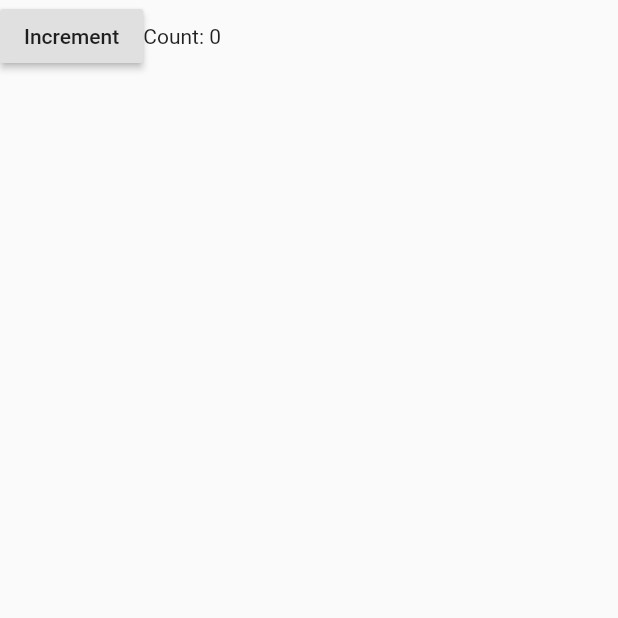
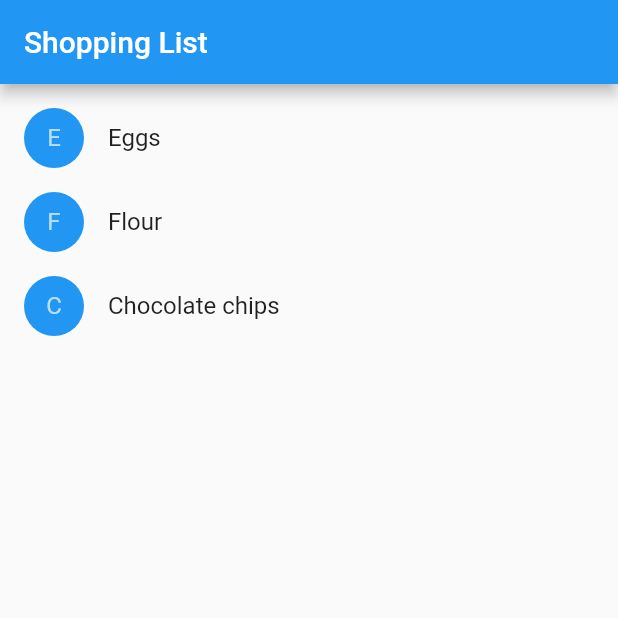
Before and after one commit to acantuta/flutter_examples, a Flutter app: the screen it shows after launch, on a phone screen of 412 x 824 dp, the top half of it. Run offline on Flutter 3.47's test engine with Material 2 defaults, Android fonts, the phone set to English and light mode, and no system bars.

Commit message:
Capítulo "Juntando todo" finished

```diff
--- a/lib/main.dart
+++ b/lib/main.dart
@@ -1,55 +1,113 @@
 import 'package:flutter/material.dart';
 
-void main(List<String> args) {
-  runApp(MaterialApp(
-    home: Scaffold(body: Counter()),
-  ));
+class Product {
+  const Product({this.name});
+  final String name;
 }
 
-class Counter extends StatefulWidget {
+typedef void CartChangedCallback(Product product, bool inCart);
+
+class ShoppingListItem extends StatelessWidget {
+  ShoppingListItem({Product product, this.inCart, this.onCartChanged})
+      : product = product,
+        super(key: ObjectKey(product));
+
+  final Product product;
+  final bool inCart;
+  final CartChangedCallback onCartChanged;
+
+  Color _getColor(BuildContext context) {
+    // El tema depende del BuildContext porque diferentes partes del árbol
+    // pueden tener diferentes temas.  El BuildContext indica dónde se está llevando a cabo la
+    // llamada al método build y por lo tanto qué tema usar.
+
+    return inCart ? Colors.black54 : Theme.of(context).primaryColor;
+  }
+
+  TextStyle _getTextStyle(BuildContext context) {
+    if (!inCart) return null;
+
+    return TextStyle(
+      color: Colors.black54,
+      decoration: TextDecoration.lineThrough,
+    );
+  }
+
   @override
-  _CounterState createState() => _CounterState();
+  Widget build(BuildContext context) {
+    return ListTile(
+      onTap: () {
+        onCartChanged(product, !inCart);
+      },
+      leading: CircleAvatar(
+        backgroundColor: _getColor(context),
+        child: Text(product.name[0]),
+      ),
+      title: Text(product.name, style: _getTextStyle(context)),
+    );
+  }
 }
 
-class _CounterState extends State<Counter> {
-  int _counter = 0;
+class ShoppingList extends StatefulWidget {
+  ShoppingList({Key key, this.products}) : super(key: key);
 
-  void _increment() {
+  final List<Product> products;
+
+  // El framework llama createState la primera vez que un widget aparece en una ubicación
+  // dada del árbol. Si el padre vuelve a ejecutar build y usa el mismo tipo de
+  // widget (con la misma llave),
+  // el framework reutiliza el objeto State en lugar de crear un nuevo objeto State.
+
+  @override
+  _ShoppingListState createState() => _ShoppingListState();
+}
+
+class _ShoppingListState extends State<ShoppingList> {
+  Set<Product> _shoppingCart = Set<Product>();
+
+  void _handleCartChanged(Product product, bool inCart) {
     setState(() {
-      ++_counter;
+      // Cuando un usuario cambia lo que hay en el carrito, necesitas cambiar
+      //_shoppingCart dentro de una llamada setState para activar un rebuild.
+      // El framework entonces llama a build, abajo,
+      // que actualiza la apariencia visual de la aplicación.
+
+      if (inCart)
+        _shoppingCart.add(product);
+      else
+        _shoppingCart.remove(product);
     });
   }
 
   @override
   Widget build(BuildContext context) {
-    return Row(children: [
-      CounterIncrementor(onPressed: _increment,),
-      CounterDisplay(count: _counter,),
-    ],);
+    return Scaffold(
+      appBar: AppBar(
+        title: Text('Shopping List'),
+      ),
+      body: ListView(
+        padding: EdgeInsets.symmetric(vertical: 8.0),
+        children: widget.products.map((Product product) {
+          return ShoppingListItem(
+            product: product,
+            inCart: _shoppingCart.contains(product),
+            onCartChanged: _handleCartChanged,
+          );
+        }).toList(),
+      ),
+    );
   }
 }
 
-class CounterDisplay extends StatelessWidget {
-  CounterDisplay({this.count});
-
-  final int count;
-
-  @override
-  Widget build(BuildContext context) {
-    return Text('Count: $count');
-  }
+void main() {
+  runApp(MaterialApp(
+    title: 'Shopping App',
+    home: ShoppingList(
+      products: <Product>[
+        Product(name: 'Eggs'),
+        Product(name: 'Flour'),
+        Product(name: 'Chocolate chips'),
+      ],
+    ),
+  ));
 }
-
-class CounterIncrementor extends StatelessWidget {
-
-  CounterIncrementor({this.onPressed});
-
-  final VoidCallback onPressed;
-
-  @override
-  Widget build(BuildContext context) {
-    return RaisedButton(onPressed: onPressed, child: Text("Increment"),);
-  }
-
-
-}
```
